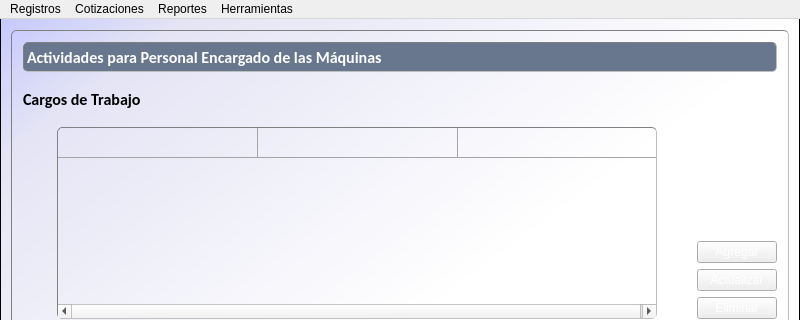
Before: the Qt Designer form cosmec/cosmec.ui in Exxu/cosmec-si, drawn with Qt 5; both pictures show x 0 to 800 and y 0 to 320 of the 800 by 600 pixel window.
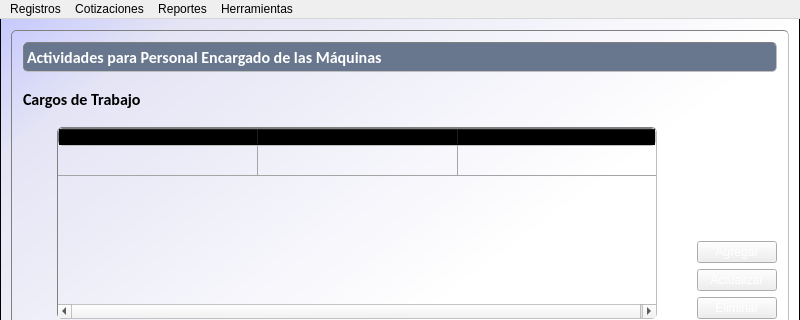
After: the same form once the commit is applied. The open tabs and pages were chosen to show the change. Icons and pictures are not drawn.

What changed in the file:
```diff
--- a/cosmec/cosmec.ui
+++ b/cosmec/cosmec.ui
@@ -1258,7 +1258,7 @@
              <number>3</number>
             </property>
             <attribute name="horizontalHeaderVisible">
-             <bool>false</bool>
+             <bool>true</bool>
             </attribute>
             <attribute name="horizontalHeaderCascadingSectionResizes">
              <bool>false</bool>
```
Left out of the diff: 2 changed lines with no effect on the pictures.
